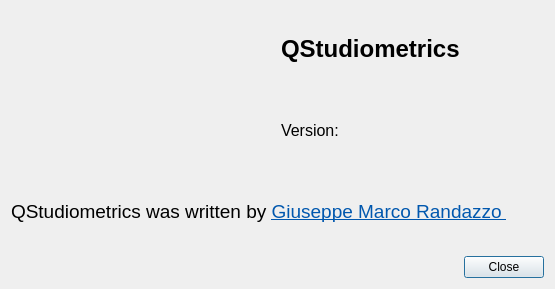
First picture: the form in src/Dialogs/AboutDialog.ui, repository gmrandazzo/QStudioMetrics, before the edit.
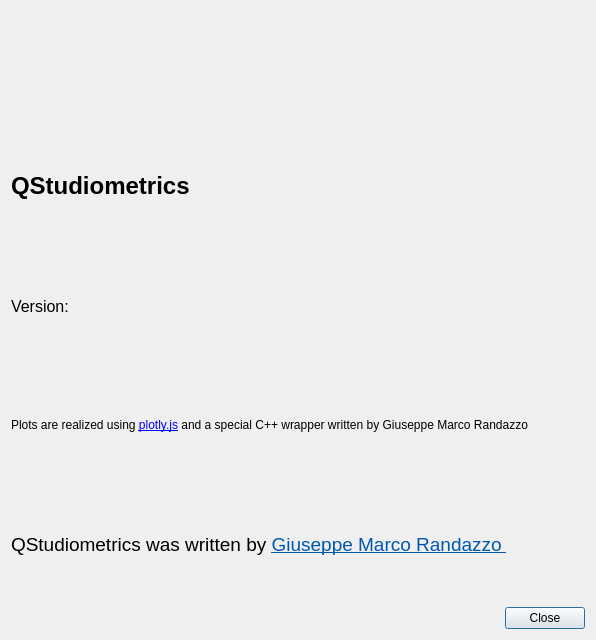
Second picture: the form after the edit. Icons and pictures are not drawn.

Commit message: Fixed bug BarPlot for Beta coefficient visualization in Partial Least Squares. Fixed some bugs in 3D scatter plot for Partial least squares. Added licence for Plotly JS. Upgraded QStudioMetrics version to 2.0.2

The edit to the form file:
```diff
--- a/src/Dialogs/AboutDialog.ui
+++ b/src/Dialogs/AboutDialog.ui
@@ -6,29 +6,29 @@
    <rect>
     <x>0</x>
     <y>0</y>
-    <width>555</width>
-    <height>289</height>
+    <width>596</width>
+    <height>640</height>
    </rect>
   </property>
   <property name="windowTitle">
    <string>Dialog</string>
   </property>
   <layout class="QGridLayout" name="gridLayout">
-   <item row="0" column="0" rowspan="2">
+   <item row="0" column="0">
     <widget class="QLabel" name="label">
      <property name="text">
       <string>&lt;html&gt;&lt;head/&gt;&lt;body&gt;&lt;p&gt;&lt;img src=&quot;:/qsmlogo.png&quot;/&gt;&lt;/p&gt;&lt;/body&gt;&lt;/html&gt;</string>
      </property>
     </widget>
    </item>
-   <item row="0" column="1">
+   <item row="1" column="0">
     <widget class="QLabel" name="label_2">
      <property name="text">
       <string>&lt;html&gt;&lt;head/&gt;&lt;body&gt;&lt;p&gt;&lt;span style=&quot; font-size:18pt; font-weight:600;&quot;&gt;QStudiometrics&lt;/span&gt;&lt;/p&gt;&lt;/body&gt;&lt;/html&gt;</string>
      </property>
     </widget>
    </item>
-   <item row="1" column="1">
+   <item row="2" column="0">
     <widget class="QLabel" name="label_version">
      <property name="font">
       <font>
@@ -40,7 +40,17 @@
      </property>
     </widget>
    </item>
-   <item row="2" column="0" colspan="2">
+   <item row="3" column="0">
+    <widget class="QLabel" name="label_4">
+     <property name="text">
+      <string>&lt;html&gt;&lt;head/&gt;&lt;body&gt;&lt;p&gt;Plots are realized using &lt;a href=&quot;https://plotly.com/javascript/&quot;&gt;plotly.js&lt;/a&gt; and a special C++ wrapper written by Giuseppe Marco Randazzo&lt;/p&gt;&lt;/body&gt;&lt;/html&gt;</string>
+     </property>
+     <property name="openExternalLinks">
+      <bool>true</bool>
+     </property>
+    </widget>
+   </item>
+   <item row="4" column="0">
     <widget class="QLabel" name="label_3">
      <property name="text">
       <string>&lt;html&gt;&lt;head/&gt;&lt;body&gt;&lt;p&gt;&lt;span style=&quot; font-size:14pt;&quot;&gt;QStudiometrics was written by &lt;/span&gt;&lt;a href=&quot;mailto:gmrandazzo@gmail.com&quot;&gt;&lt;span style=&quot; font-size:14pt; text-decoration: underline; color:#0057ae;&quot;&gt;Giuseppe Marco Randazzo &lt;/span&gt;&lt;/a&gt;&lt;/p&gt;&lt;/body&gt;&lt;/html&gt;</string>
@@ -50,7 +60,7 @@
      </property>
     </widget>
    </item>
-   <item row="3" column="0" colspan="2">
+   <item row="5" column="0">
     <layout class="QHBoxLayout" name="horizontalLayout">
      <item>
       <spacer name="horizontalSpacer">
```
Left out of the diff: 2 changed lines with no effect on the pictures. The commit also changes 12 other files.
